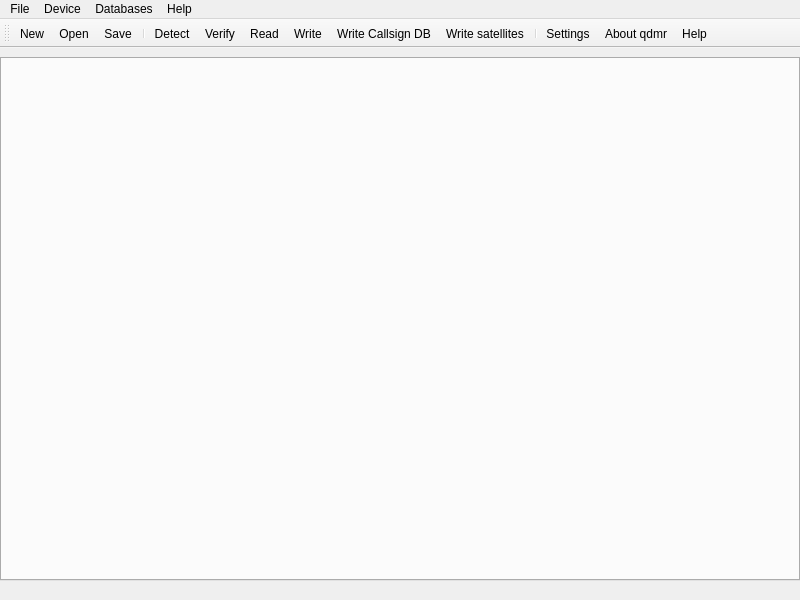
Above: src/mainwindow.ui from hmatuschek/qdmr before the change. Below: the same form after it.
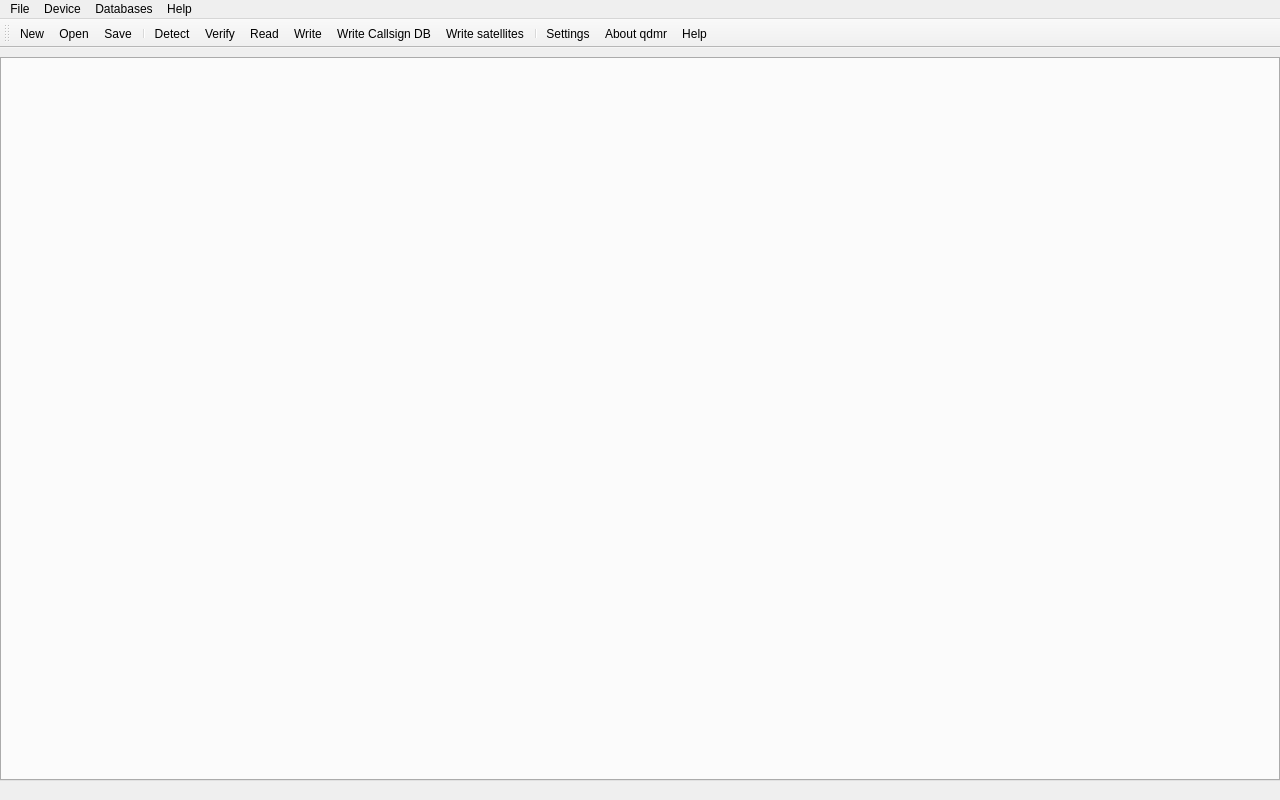
That is the form after the change. Icons and pictures are not drawn.

Commit message: Fixed default size of main window. (#780)

Diff of the .ui file:
```diff
--- a/src/mainwindow.ui
+++ b/src/mainwindow.ui
@@ -6,14 +6,14 @@
    <rect>
     <x>0</x>
     <y>0</y>
-    <width>800</width>
-    <height>600</height>
+    <width>1280</width>
+    <height>800</height>
    </rect>
   </property>
   <property name="minimumSize">
    <size>
-    <width>800</width>
-    <height>600</height>
+    <width>1280</width>
+    <height>720</height>
    </size>
   </property>
   <property name="windowTitle">
@@ -66,7 +66,7 @@
     <rect>
      <x>0</x>
      <y>0</y>
-     <width>800</width>
+     <width>1280</width>
      <height>23</height>
     </rect>
    </property>
```
Left out of the diff: 39 changed lines with no effect on the pictures. The commit also changes 1 other file.
